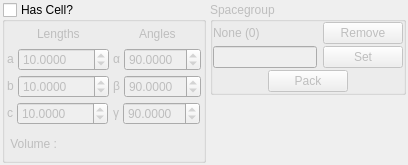
Before: the Qt Designer form src/gui/celldefine.ui in trisyoungs/aten, drawn with Qt 5.
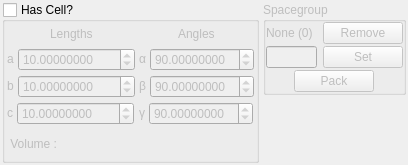
After: the same form once the commit is applied. Icons and pictures are not drawn.

```diff
--- a/src/gui/celldefine.ui
+++ b/src/gui/celldefine.ui
@@ -133,7 +133,7 @@
                </sizepolicy>
               </property>
               <property name="decimals" >
-               <number>4</number>
+               <number>8</number>
               </property>
               <property name="maximum" >
                <double>10000.000000000000000</double>
@@ -179,7 +179,7 @@
                </sizepolicy>
               </property>
               <property name="decimals" >
-               <number>4</number>
+               <number>8</number>
               </property>
               <property name="maximum" >
                <double>10000.000000000000000</double>
@@ -225,7 +225,7 @@
                </sizepolicy>
               </property>
               <property name="decimals" >
-               <number>4</number>
+               <number>8</number>
               </property>
               <property name="maximum" >
                <double>10000.000000000000000</double>
@@ -327,7 +327,7 @@
                </sizepolicy>
               </property>
               <property name="decimals" >
-               <number>4</number>
+               <number>8</number>
               </property>
               <property name="maximum" >
                <double>180.000000000000000</double>
@@ -376,7 +376,7 @@
                </sizepolicy>
               </property>
               <property name="decimals" >
-               <number>4</number>
+               <number>8</number>
               </property>
               <property name="maximum" >
                <double>180.000000000000000</double>
@@ -425,7 +425,7 @@
                </sizepolicy>
               </property>
               <property name="decimals" >
-               <number>4</number>
+               <number>8</number>
               </property>
               <property name="maximum" >
                <double>180.000000000000000</double>
```
